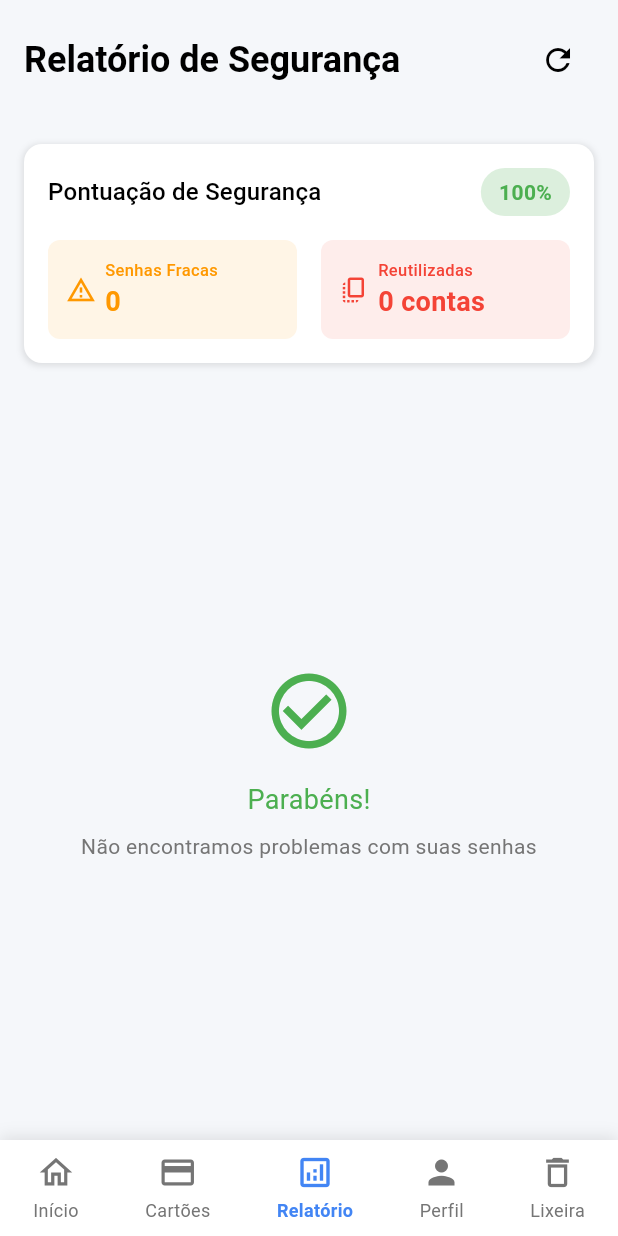
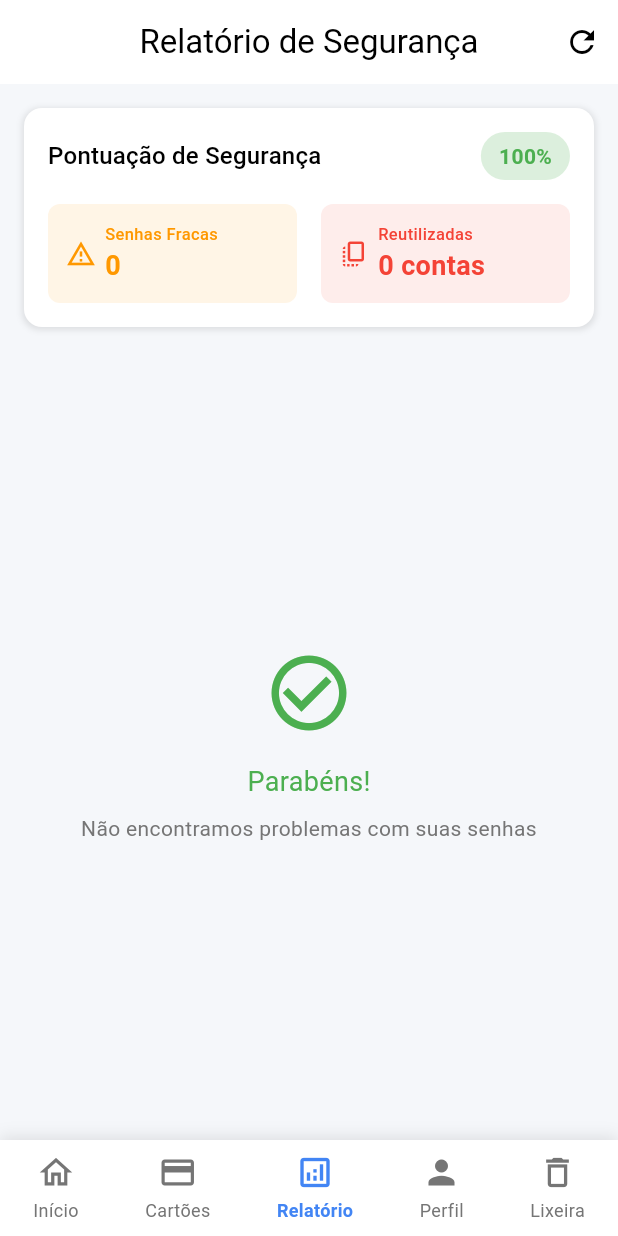
Before and after one commit to lucasbno/blindex, a Flutter app: the ReportsView screen opened by its route, on a phone screen of 412 x 824 dp. Run offline on Flutter 3.47's test engine with Material 3 defaults, Android fonts, the phone set to English and light mode, and no system bars; our stand-ins replace cloud_firestore, device_preview, firebase_auth, firebase_core, get_it, mask_text_input_formatter; accounts and stored records are empty; generated files the repository leaves out were written again; network calls fail.

Commit message:
feat: estilizacao

```diff
--- a/lib/main.dart
+++ b/lib/main.dart
@@ -50,7 +50,6 @@ void main() async {
   g.registerSingleton<ReportsController>(ReportsController());
   g.registerSingleton<ThemeProvider>(ThemeProvider());
 
-  // Carregar usuário atual se estiver logado
   await g.get<UserRepository>().loadCurrentUser();
 
   runApp(
@@ -111,7 +110,6 @@ class MainApp extends StatelessWidget {
   }
 }
 
-// Widget para verificar autenticação
 class AuthWrapper extends StatelessWidget {
   const AuthWrapper({super.key});
 
@@ -122,12 +120,10 @@ class AuthWrapper extends StatelessWidget {
     return ListenableBuilder(
       listenable: userRepository,
       builder: (context, child) {
-        // Se há um usuário logado, vai para as senhas
         if (userRepository.currentUser != null) {
           return const home.PasswordListView();
         }
 
-        // Caso contrário, vai para o login
         return const LoginView();
       },
     );
--- a/lib/view/cards_view.dart
+++ b/lib/view/cards_view.dart
@@ -469,7 +469,6 @@ class _CardsViewState extends State<CardsView> {
     );
 
     if (confirmed == true && card.id != null) {
-      // Pequeno delay para suavizar a transição
       await Future.delayed(const Duration(milliseconds: 300));
 
       try {
--- a/lib/view/credit_card_create_view.dart
+++ b/lib/view/credit_card_create_view.dart
@@ -7,7 +7,7 @@ import '../controller/credit_card_controller.dart';
 import '../model/credit_card.dart';
 
 class CreditCardCreateView extends StatefulWidget {
-  final CreditCard? card; // Para edição
+  final CreditCard? card;
 
   const CreditCardCreateView({super.key, this.card});
 
@@ -407,7 +407,7 @@ class _CreditCardCreateViewState extends State<CreditCardCreateView> {
       obscureText: obscureText,
       maxLines: maxLines,
       textCapitalization: textCapitalization,
-      onChanged: (_) => setState(() {}), // Para atualizar o preview
+      onChanged: (_) => setState(() {}),
     );
   }
 
@@ -456,7 +456,6 @@ class CardNumberInputFormatter extends TextInputFormatter {
   }
 }
 
-// Formatador para data de expiração
 class ExpiryDateInputFormatter extends TextInputFormatter {
   @override
   TextEditingValue formatEditUpdate(
--- a/lib/view/forgot_pwd_view.dart
+++ b/lib/view/forgot_pwd_view.dart
@@ -41,7 +41,6 @@ class _ForgotPwdViewState extends State<ForgotPwdView> {
         );
 
         if (success) {
-          // Voltar para a tela de login após 2 segundos
           Future.delayed(const Duration(seconds: 2), () {
             if (mounted) {
               Navigator.pop(context);
@@ -81,7 +80,6 @@ class _ForgotPwdViewState extends State<ForgotPwdView> {
                   mainAxisSize: MainAxisSize.min,
                   crossAxisAlignment: CrossAxisAlignment.start,
                   children: [
-                    // Title
                     Center(
                       child: Text(
                         'Recuperar Senha',
@@ -92,7 +90,6 @@ class _ForgotPwdViewState extends State<ForgotPwdView> {
 
                     const SizedBox(height: 16),
 
-                    // Description
                     Text(
                       'Digite seu email para receber um link de recuperação de senha.',
                       style: Theme.of(context).textTheme.bodyMedium,
@@ -101,7 +98,6 @@ class _ForgotPwdViewState extends State<ForgotPwdView> {
 
                     const SizedBox(height: 24),
 
-                    // Email field
                     TextFormField(
                       controller: emailController,
                       keyboardType: TextInputType.emailAddress,
@@ -130,7 +126,6 @@ class _ForgotPwdViewState extends State<ForgotPwdView> {
 
                     const SizedBox(height: 24),
 
-                    // Send button
                     ListenableBuilder(
                       listenable: forgotPwdController,
                       builder: (context, child) {
--- a/lib/view/home_view.dart
+++ b/lib/view/home_view.dart
@@ -499,15 +499,12 @@ class _PasswordListViewState extends State<PasswordListView> {
       PageRouteBuilder(
         pageBuilder: (context, animation, secondaryAnimation) =>
             DeletePasswordDialog(password: password, onDelete: () async {
-              // Primeiro fecha o modal
               Navigator.of(context).pop();
 
-              // Pequeno delay para suavizar a transição
               await Future.delayed(const Duration(milliseconds: 300));
 
               if (password.id != null) {
                 try {
-                  // Executa a ação
                   final success = await controller.moveToTrash(password.id!);
 
                   if (success) {
--- a/lib/view/reports_view.dart
+++ b/lib/view/reports_view.dart
@@ -77,9 +77,33 @@ class _ReportsViewState extends State<ReportsView> with AutomaticKeepAliveClient
 
           return Scaffold(
             appBar: AppBar(
-              backgroundColor: Colors.transparent,
+              title: const Text('Relatório de Segurança'),
+              centerTitle: true,
               elevation: 0,
-              toolbarHeight: 0,
+              automaticallyImplyLeading: false,
+              actions: [
+                Consumer<PasswordController>(
+                  builder: (context, controller, _) {
+                    if (controller.isLoading) {
+                      return const Padding(
+                        padding: EdgeInsets.only(right: 16.0),
+                        child: SizedBox(
+                          width: 20,
+                          height: 20,
+                          child: CircularProgressIndicator(strokeWidth: 2),
+                        ),
+                      );
+                    }
+                    return IconButton(
+                      icon: const Icon(Icons.refresh),
+                      onPressed: () async {
+                        await controller.initialize();
+                      },
+                      tooltip: 'Atualizar relatório',
+                    );
+                  },
+                ),
+              ],
             ),
             body: SafeArea(
               child: RefreshIndicator(
@@ -89,7 +113,6 @@ class _ReportsViewState extends State<ReportsView> with AutomaticKeepAliveClient
                 child: Column(
                   crossAxisAlignment: CrossAxisAlignment.start,
                   children: [
-                    _buildHeader(context),
                     _buildSecurityScore(
                       context,
                       securityScore,
@@ -112,42 +135,6 @@ class _ReportsViewState extends State<ReportsView> with AutomaticKeepAliveClient
             ),
           );
         },
-      ),
-    );
-  }
-
-  Widget _buildHeader(BuildContext context) {
-    return Padding(
-      padding: const EdgeInsets.all(16.0),
-      child: Row(
-        children: [
-          Expanded(
-            child: Text(
-              'Relatório de Segurança',
-              style: Theme.of(context).textTheme.headlineSmall?.copyWith(
-                    fontWeight: FontWeight.bold,
-                  ),
-            ),
-          ),
-          Consumer<PasswordController>(
-            builder: (context, controller, _) {
-              if (controller.isLoading) {
-                return const SizedBox(
-                  width: 20,
-                  height: 20,
-                  child: CircularProgressIndicator(strokeWidth: 2),
-                );
-              }
-              return IconButton(
-                icon: const Icon(Icons.refresh),
-                onPressed: () async {
-                  await controller.initialize();
-                },
-                tooltip: 'Atualizar relatório',
-              );
-            },
-          ),
-        ],
       ),
     );
   }
--- a/lib/view/trash_view.dart
+++ b/lib/view/trash_view.dart
@@ -71,7 +71,6 @@ class _TrashViewState extends State<TrashView> {
   Future<void> _restorePassword(Password password) async {
     if (password.id == null || _userRepository.currentUser?.uid == null) return;
 
-    // Pequeno delay para suavizar a transição
     await Future.delayed(const Duration(milliseconds: 200));
 
     try {
@@ -120,7 +119,6 @@ class _TrashViewState extends State<TrashView> {
     );
 
     if (confirmed == true) {
-      // Pequeno delay para suavizar a transição após o fechamento do modal
       await Future.delayed(const Duration(milliseconds: 200));
 
       try {
```
Also changed, not shown: lib/controller/password_controller.dart (+0 -12 lines), lib/repository/password_repository.dart (+60 -79 lines), lib/view/edit_profile_view.dart (+1 -21 lines), lib/view/profile_view.dart (+1 -25 lines), lib/view/sign_up_view.dart (+13 -20 lines), 1 other file.
